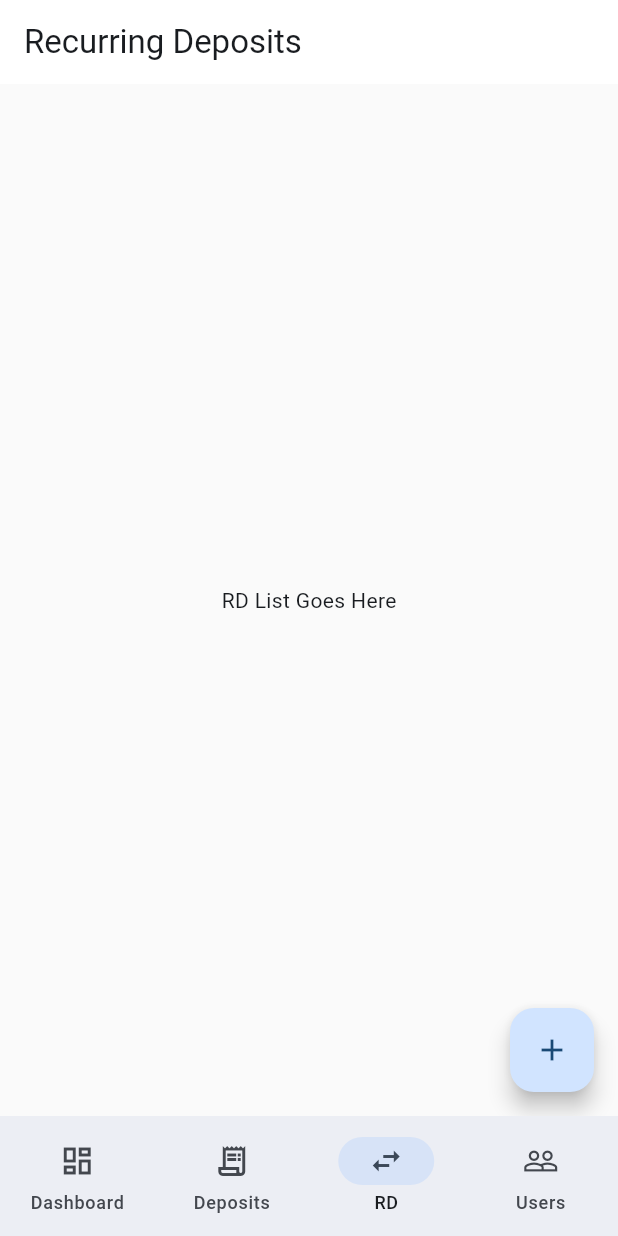
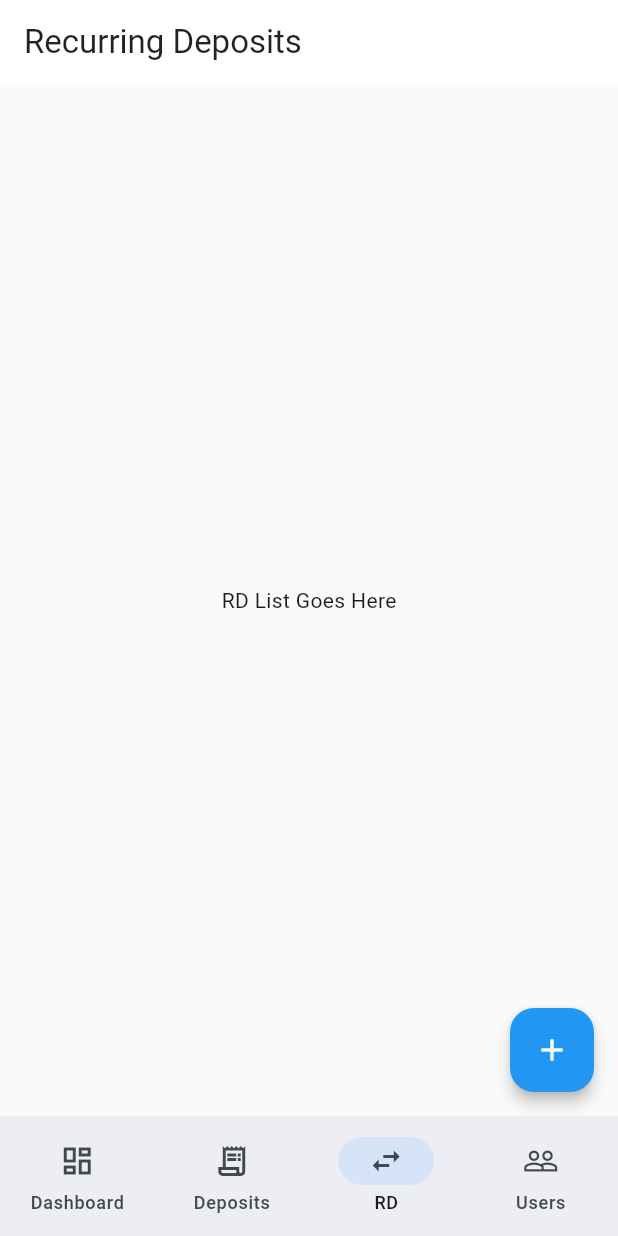
Before and after one commit to Darshan-AS/postfolio, a Flutter app: the screen it shows after launch, item 3 of the bottom bar chosen, after a tap on the "add" icon, on a phone screen of 412 x 824 dp. Run offline on Flutter 3.47's test engine with Material 3 defaults, Android fonts, the phone set to English and light mode, and no system bars; our stand-ins replace flutter_riverpod, freezed_annotation, go_router, riverpod_annotation; generated files the repository leaves out were written again.

Commit message:
Refactor: Centralize hardcoded colors into AppTheme

```diff
--- /dev/null
+++ b/lib/core/theme/app_theme.dart
@@ -0,0 +1,104 @@
+import 'package:flutter/material.dart';
+
+class AppTheme {
+  // Brand Colors
+  static const Color primary = Colors.blue; // or Color(0xFF1E88E5)
+  static const Color primaryDark = Color(0xFF1565C0);
+  static const Color accent = Colors.lightBlue;
+
+  // Neutral Colors (Backgrounds & Surfaces)
+  static const Color background = Color(0xFFFAFAFA); // grey[50] equivalent
+  static const Color surface = Colors.white;
+  static const Color divider = Color(0xFFE0E0E0); // grey[300] equivalent
+
+  // Semantic Colors (Status/Alerts)
+  static const Color error = Color(0xFFEF5350); // red[400] equivalent
+  static const Color success = Colors.green;
+  static const Color warning = Colors.orange;
+
+  // Text Colors
+  static const Color textPrimary = Color(0xDD000000); // black87 equivalent
+  static const Color textSecondary = Color(0xFF757575); // grey[600] equivalent
+  static const Color textTertiary = Color(0xFF9E9E9E); // grey equivalent for faint icons/labels
+
+  // The Master Theme Data
+  static ThemeData get lightTheme {
+    return ThemeData(
+      useMaterial3: true,
+      colorScheme: ColorScheme.fromSeed(
+        seedColor: primary,
+        surface: surface,
+        error: error,
+      ),
+      scaffoldBackgroundColor: background,
+
+      // AppBar Theme
+      appBarTheme: const AppBarTheme(
+        backgroundColor: surface,
+        foregroundColor: textPrimary,
+        elevation: 0,
+        centerTitle: false,
+        iconTheme: IconThemeData(color: textPrimary),
+      ),
+
+      // Divider Theme
+      dividerTheme: const DividerThemeData(
+        color: divider,
+        space: 1,
+        thickness: 1,
+      ),
+
+      // Floating Action Button Theme
+      floatingActionButtonTheme: const FloatingActionButtonThemeData(
+        backgroundColor: primary,
+        foregroundColor: surface,
+        elevation: 4,
+      ),
+
+      // Card Theme
+      cardTheme: CardThemeData(
+        color: surface,
+        elevation: 0,
+        shape: RoundedRectangleBorder(
+          side: const BorderSide(color: divider, width: 1),
+          borderRadius: BorderRadius.circular(12),
+        ),
+      ),
+
+      // ElevatedButton Theme
+      elevatedButtonTheme: ElevatedButtonThemeData(
+        style: ElevatedButton.styleFrom(
+          backgroundColor: primary,
+          foregroundColor: surface,
+          padding: const EdgeInsets.symmetric(vertical: 16),
+          shape: RoundedRectangleBorder(
+            borderRadius: BorderRadius.circular(8),
+          ),
+          textStyle: const TextStyle(fontSize: 16, fontWeight: FontWeight.bold),
+        ),
+      ),
+
+      // Input Decoration (Text Fields)
+      inputDecorationTheme: InputDecorationTheme(
+        border: OutlineInputBorder(
+          borderRadius: BorderRadius.circular(8),
+          borderSide: const BorderSide(color: divider),
+        ),
+        enabledBorder: OutlineInputBorder(
+          borderRadius: BorderRadius.circular(8),
+          borderSide: const BorderSide(color: divider),
+        ),
+        focusedBorder: OutlineInputBorder(
+          borderRadius: BorderRadius.circular(8),
+          borderSide: const BorderSide(color: primary, width: 2),
+        ),
+        errorBorder: OutlineInputBorder(
+          borderRadius: BorderRadius.circular(8),
+          borderSide: const BorderSide(color: error),
+        ),
+        labelStyle: const TextStyle(color: textSecondary),
+        prefixIconColor: textSecondary,
+      ),
+    );
+  }
+}
--- a/lib/features/dashboard/presentation/screens/dashboard_screen.dart
+++ b/lib/features/dashboard/presentation/screens/dashboard_screen.dart
@@ -8,8 +8,6 @@ class DashboardScreen extends StatelessWidget {
     return Scaffold(
       appBar: AppBar(
         title: const Text('Dashboard'),
-        backgroundColor: Colors.white,
-        elevation: 0,
       ),
       body: const Center(
         child: Text('Dashboard Charts Go Here'),
--- a/lib/features/deposits/presentation/screens/deposits_screen.dart
+++ b/lib/features/deposits/presentation/screens/deposits_screen.dart
@@ -8,8 +8,6 @@ class DepositsScreen extends StatelessWidget {
     return Scaffold(
       appBar: AppBar(
         title: const Text('Deposits'),
-        backgroundColor: Colors.white,
-        elevation: 0,
       ),
       body: const Center(
         child: Text('Deposits List Goes Here'),
--- a/lib/features/recurring_deposits/presentation/screens/rd_screen.dart
+++ b/lib/features/recurring_deposits/presentation/screens/rd_screen.dart
@@ -8,8 +8,6 @@ class RdScreen extends StatelessWidget {
     return Scaffold(
       appBar: AppBar(
         title: const Text('Recurring Deposits'),
-        backgroundColor: Colors.white,
-        elevation: 0,
       ),
       body: const Center(
         child: Text('RD List Goes Here'),
--- a/lib/features/users/presentation/screens/user_detail_screen.dart
+++ b/lib/features/users/presentation/screens/user_detail_screen.dart
@@ -2,6 +2,7 @@ import 'package:flutter/material.dart';
 import 'package:flutter_riverpod/flutter_riverpod.dart';
 import 'package:go_router/go_router.dart';
 import 'package:postfolio/core/routing/route_names.dart';
+import 'package:postfolio/core/theme/app_theme.dart';
 import 'package:postfolio/features/users/presentation/controllers/users_controller.dart';
 
 class UserDetailScreen extends ConsumerWidget {
@@ -26,7 +27,7 @@ class UserDetailScreen extends ConsumerWidget {
               ctx.pop(); // Dismiss dialog
               context.pop(); // Pop back to user list
             },
-            child: const Text('Delete', style: TextStyle(color: Colors.red)),
+            child: const Text('Delete', style: TextStyle(color: AppTheme.error)),
           ),
         ],
       ),
@@ -38,11 +39,7 @@ class UserDetailScreen extends ConsumerWidget {
     final usersState = ref.watch(usersControllerProvider);
 
     return Scaffold(
-      backgroundColor: Colors.grey[50],
       appBar: AppBar(
-        backgroundColor: Colors.white,
-        elevation: 0,
-        foregroundColor: Colors.black87,
         actions: [
           IconButton(
             icon: const Icon(Icons.edit_outlined),
@@ -50,7 +47,7 @@ class UserDetailScreen extends ConsumerWidget {
           ),
           IconButton(
             icon: const Icon(Icons.delete_outline),
-            color: Colors.red[400],
+            color: AppTheme.error,
             onPressed: () => _confirmDelete(context, ref),
           ),
         ],
@@ -69,8 +66,8 @@ class UserDetailScreen extends ConsumerWidget {
             children: [
               const CircleAvatar(
                 radius: 48,
-                backgroundColor: Colors.blue,
-                foregroundColor: Colors.white,
+                backgroundColor: AppTheme.primary,
+                foregroundColor: AppTheme.surface,
                 child: Icon(Icons.person, size: 48),
               ),
               const SizedBox(height: 16),
@@ -81,17 +78,12 @@ class UserDetailScreen extends ConsumerWidget {
               ),
               const SizedBox(height: 32),
               Card(
-                elevation: 0,
-                shape: RoundedRectangleBorder(
-                  side: BorderSide(color: Colors.grey[300]!, width: 1),
-                  borderRadius: BorderRadius.circular(12),
-                ),
                 child: Column(
                   children: [
                     _buildInfoTile(Icons.phone_outlined, 'Phone Number', user.phone ?? 'Not provided'),
-                    const Divider(height: 1),
+                    const Divider(),
                     _buildInfoTile(Icons.email_outlined, 'Email Address', user.email ?? 'Not provided'),
-                    const Divider(height: 1),
+                    const Divider(),
                     _buildInfoTile(Icons.home_outlined, 'Home Address', user.address ?? 'Not provided'),
                   ],
                 ),
@@ -107,9 +99,9 @@ class UserDetailScreen extends ConsumerWidget {
 
   Widget _buildInfoTile(IconData icon, String title, String subtitle) {
     return ListTile(
-      leading: Icon(icon, color: Colors.blue),
-      title: Text(title, style: const TextStyle(fontSize: 12, color: Colors.grey)),
-      subtitle: Text(subtitle, style: const TextStyle(fontSize: 16, color: Colors.black87)),
+      leading: Icon(icon, color: AppTheme.primary),
+      title: Text(title, style: const TextStyle(fontSize: 12, color: AppTheme.textSecondary)),
+      subtitle: Text(subtitle, style: const TextStyle(fontSize: 16, color: AppTheme.textPrimary)),
     );
   }
 }
--- a/lib/features/users/presentation/screens/user_form_screen.dart
+++ b/lib/features/users/presentation/screens/user_form_screen.dart
@@ -3,6 +3,7 @@ import 'package:flutter_riverpod/flutter_riverpod.dart';
 import 'package:go_router/go_router.dart';
 import 'package:postfolio/features/users/domain/user_model.dart';
 import 'package:postfolio/features/users/presentation/controllers/users_controller.dart';
+import 'package:postfolio/core/theme/app_theme.dart';
 
 class UserFormScreen extends ConsumerStatefulWidget {
   final String? userId;
@@ -77,16 +78,12 @@ class _UserFormScreenState extends ConsumerState<UserFormScreen> {
     final isUpdating = widget.userId != null;
 
     return Scaffold(
-      backgroundColor: Colors.white,
       appBar: AppBar(
         title: Text(isUpdating ? 'Edit User' : 'New User'),
-        backgroundColor: Colors.white,
-        elevation: 0,
-        foregroundColor: Colors.black87,
         actions: [
           IconButton(
             icon: const Icon(Icons.check),
-            color: Colors.blue,
+            color: AppTheme.primary,
             onPressed: _save,
             tooltip: 'Save',
           ),
@@ -145,15 +142,7 @@ class _UserFormScreenState extends ConsumerState<UserFormScreen> {
             const SizedBox(height: 32),
             ElevatedButton(
               onPressed: _save,
-              style: ElevatedButton.styleFrom(
-                backgroundColor: Colors.blue,
-                foregroundColor: Colors.white,
-                padding: const EdgeInsets.symmetric(vertical: 16),
-                shape: RoundedRectangleBorder(
-                  borderRadius: BorderRadius.circular(8),
-                ),
-              ),
-              child: const Text('Save User', style: TextStyle(fontSize: 16, fontWeight: FontWeight.bold)),
+              child: const Text('Save User'),
             ),
           ],
         ),
--- a/lib/features/users/presentation/screens/users_screen.dart
+++ b/lib/features/users/presentation/screens/users_screen.dart
@@ -4,6 +4,7 @@ import 'package:go_router/go_router.dart';
 import 'package:postfolio/core/routing/route_names.dart';
 import 'package:postfolio/features/users/presentation/controllers/users_controller.dart';
 import 'package:postfolio/features/users/presentation/widgets/user_card.dart';
+import 'package:postfolio/core/theme/app_theme.dart';
 
 class UsersScreen extends ConsumerWidget {
   const UsersScreen({super.key});
@@ -14,18 +15,14 @@ class UsersScreen extends ConsumerWidget {
     final usersState = ref.watch(usersControllerProvider);
 
     return Scaffold(
-      backgroundColor: Colors.grey[50],
       appBar: AppBar(
-        elevation: 0,
-        backgroundColor: Colors.white,
-        foregroundColor: Colors.black87,
         leading: IconButton(
           icon: const Icon(Icons.menu),
           onPressed: () {},
         ),
         title: const Row(
           children: [
-            Icon(Icons.groups_outlined, color: Colors.blue),
+            Icon(Icons.groups_outlined, color: AppTheme.primary),
             SizedBox(width: 8),
             Text('Users', style: TextStyle(fontWeight: FontWeight.w600)),
           ],
@@ -48,7 +45,7 @@ class UsersScreen extends ConsumerWidget {
           }
           return ListView.separated(
             itemCount: users.length,
-            separatorBuilder: (context, index) => Divider(height: 1, color: Colors.grey[300]),
+            separatorBuilder: (context, index) => const Divider(),
             itemBuilder: (context, index) {
               final user = users[index];
               return UserCard(
@@ -69,8 +66,6 @@ class UsersScreen extends ConsumerWidget {
       ),
       floatingActionButton: FloatingActionButton(
         onPressed: () => context.push(RouteNames.userCreate),
-        backgroundColor: Colors.blue,
-        foregroundColor: Colors.white,
         child: const Icon(Icons.add),
       ),
     );
--- a/lib/features/users/presentation/widgets/user_card.dart
+++ b/lib/features/users/presentation/widgets/user_card.dart
@@ -1,5 +1,7 @@
 import 'package:flutter/material.dart';
 import 'package:url_launcher/url_launcher.dart';
+
+import '../../../../core/theme/app_theme.dart';
 
 class UserCard extends StatelessWidget {
   final String name;
@@ -40,14 +42,14 @@ class UserCard extends StatelessWidget {
               style: const TextStyle(
                 fontWeight: FontWeight.bold,
                 fontSize: 16,
-                color: Colors.black87,
+                color: AppTheme.textPrimary,
               ),
             ),
             const SizedBox(height: 4),
             Text(
               phone,
-              style: TextStyle(
-                color: Colors.grey[600],
+              style: const TextStyle(
+                color: AppTheme.textSecondary,
                 fontSize: 14,
               ),
             ),
@@ -57,27 +59,27 @@ class UserCard extends StatelessWidget {
               children: [
                 IconButton(
                   icon: const Icon(Icons.edit_outlined),
-                  color: Colors.grey[700],
+                  color: AppTheme.textSecondary,
                   onPressed: onEdit,
                 ),
                 IconButton(
                   icon: const Icon(Icons.delete_outline),
-                  color: Colors.red[400],
+                  color: AppTheme.error,
                   onPressed: onDelete,
                 ),
                 IconButton(
                   icon: const Icon(Icons.phone_outlined),
-                  color: Colors.grey[700],
+                  color: AppTheme.textSecondary,
                   onPressed: () => _launchUrl('tel:$phone'),
                 ),
                 IconButton(
                   icon: const Icon(Icons.message_outlined),
-                  color: Colors.grey[700],
+                  color: AppTheme.textSecondary,
                   onPressed: () => _launchUrl('sms:$phone'),
                 ),
                 IconButton(
                   icon: const Icon(Icons.location_on_outlined),
-                  color: Colors.grey[700],
+                  color: AppTheme.textSecondary,
                   // Example map query based on name or address, using a generic geo url
                   onPressed: () => _launchUrl('https://maps.google.com/?q=$name'),
                 ),
--- a/lib/main.dart
+++ b/lib/main.dart
@@ -1,6 +1,7 @@
 import 'package:flutter/material.dart';
 import 'package:flutter_riverpod/flutter_riverpod.dart';
 import 'package:postfolio/core/routing/app_router.dart';
+import 'package:postfolio/core/theme/app_theme.dart';
 
 void main() {
   runApp(const ProviderScope(child: PostfolioApp()));
@@ -15,11 +16,7 @@ class PostfolioApp extends ConsumerWidget {
 
     return MaterialApp.router(
       title: 'Postfolio',
-      theme: ThemeData(
-        colorScheme: ColorScheme.fromSeed(seedColor: Colors.blue),
-        useMaterial3: true,
-        scaffoldBackgroundColor: Colors.grey[50],
-      ),
+      theme: AppTheme.lightTheme, // Apply centralized theme
       routerConfig: goRouter,
     );
   }
```
Also changed, not shown: 1 other file.
